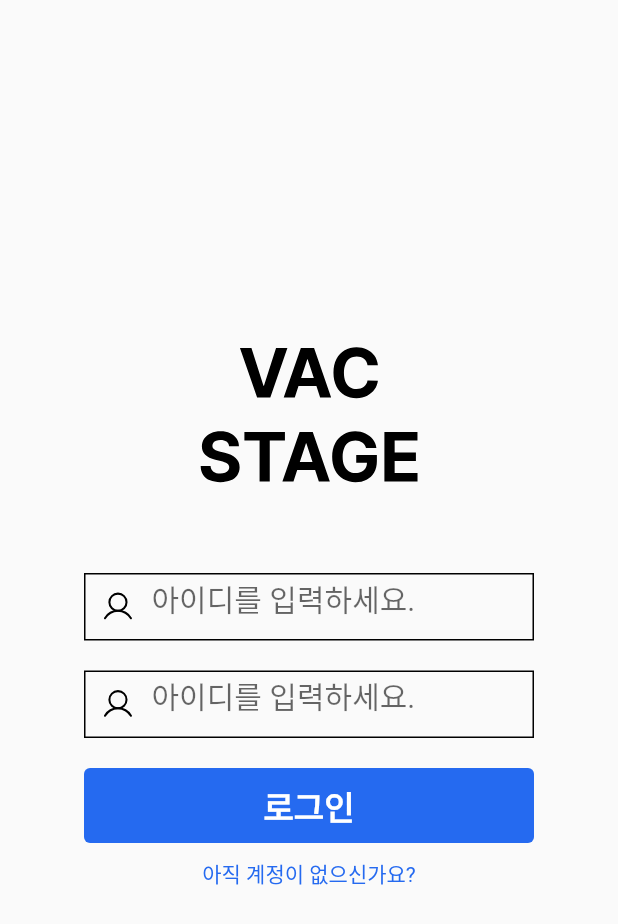
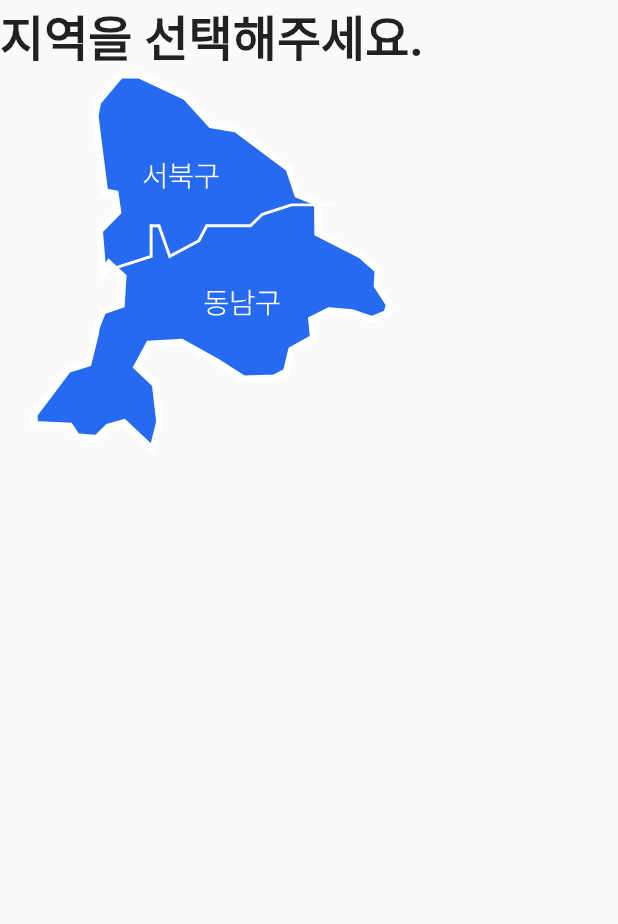
Before and after one commit to qhahd78/VacStage_Native, a Flutter app: the screen it shows after launch, after a tap on "로그인", on a phone screen of 412 x 824 dp. Shown: the top 924 px of the screen. Run offline on Flutter 3.47's test engine with Material 2 defaults, Android fonts, the phone set to English and light mode, and no system bars; our stand-ins replace flutter_svg; Roboto replaces fonts that are missing (Pretendard).

Commit message:
[Feat] :: Login Page finished

```diff
--- a/vacstage_flutter/lib/common/button.dart
+++ b/vacstage_flutter/lib/common/button.dart
@@ -1,6 +1,10 @@
 import 'package:flutter/material.dart';
 
 class Button extends StatefulWidget {
+  Button({@required this.route, @required this.text});
+
+  final route;
+  final text;
   @override
   _ButtonState createState() => _ButtonState();
 }
@@ -13,9 +17,15 @@ class _ButtonState extends State<Button> {
         width: 300,
         height: 50,
         child: TextButton(
-          onPressed: () {},
-          child: Text("로그인",
-            style: TextStyle(fontSize: 22.0, fontFamily: 'Pretendard', fontWeight: FontWeight.w700),
+          onPressed: () {
+            Navigator.pushNamed(context, widget.route);
+          },
+          child: Text(
+            widget.text,
+            style: TextStyle(
+                fontSize: 22.0,
+                fontFamily: 'Pretendard',
+                fontWeight: FontWeight.w700),
           ),
           style: TextButton.styleFrom(
             primary: Colors.white,
--- a/vacstage_flutter/lib/common/input.dart
+++ b/vacstage_flutter/lib/common/input.dart
@@ -2,14 +2,26 @@ import 'package:flutter/material.dart';
 import 'package:flutter_svg/flutter_svg.dart';
 
 class Input extends StatefulWidget {
-  Input({@required this.text});
+  // parameter (input placeholder, icon)전달
+  Input({@required this.text, @required this.pic, @required this.type});
+  final text;
+  final pic;
+  final type;
 
-  final text;
   @override
   _InputState createState() => _InputState();
 }
 
 class _InputState extends State<Input> {
+  // 컨트롤러 생성
+  final inputController = TextEditingController();
+
+  // 위젯이 사라질 때 controller 도 dispose
+  @override
+  void dispose() {
+    inputController.dispose();
+  }
+
   @override
   Widget build(BuildContext context) {
     return Container(
@@ -28,18 +40,23 @@ class _InputState extends State<Input> {
           children: [
             // icon
             Container(
-            child: SvgPicture.asset('assets/images/Id.svg'),
+              child: SvgPicture.asset(widget.pic),
             ),
             // input box
             Container(
                 width: 250,
                 padding: EdgeInsets.only(left: 10.0),
                 child: TextField(
+                  controller: inputController,
+                  obscureText: widget.type,
+                  onChanged: (text) {
+                    print(text);
+                  },
                   style: TextStyle(
                     fontSize: 20.0,
                   ),
                   decoration: InputDecoration(
-                hintText: '아이디를 입력하세요.',
+                    hintText: widget.text,
                     border: InputBorder.none,
                   ),
                 )
--- a/vacstage_flutter/lib/layouts/login.dart
+++ b/vacstage_flutter/lib/layouts/login.dart
@@ -1,6 +1,5 @@
 import 'package:flutter/material.dart';
 import 'package:flutter_svg/flutter_svg.dart';
-import 'package:vacstage_flutter/common/button.dart';
 import '../common/input.dart';
 import '../common/button.dart';
 
@@ -22,13 +21,13 @@ class Login extends StatelessWidget {
                 margin: EdgeInsets.only(top: 50, bottom: 10),
                 child: Column(
                   children: [
-              Input(text:"a"),
-              Input(text:"a"),
+                    Input(text:"아이디를 입력하세요.", pic: 'assets/images/Id.svg', type: false),
+                    Input(text:"비밀번호를 입력하세요.", pic: 'assets/images/Pw.svg', type: true),
                   ],
                 )
               ),
               Container(
-          child: Button(),
+                child: Button(text: '로그인', route: '/select'),
               ),
               Container(
                 margin: EdgeInsets.only(top: 10),
--- /dev/null
+++ b/vacstage_flutter/lib/layouts/select.dart
@@ -0,0 +1,27 @@
+import 'package:flutter/material.dart';
+import 'package:flutter_svg/flutter_svg.dart';
+
+class Select extends StatelessWidget {
+
+  @override
+  Widget build(BuildContext context) {
+    return Scaffold(
+      resizeToAvoidBottomInset: false,
+      body: SafeArea(
+          child: Column(
+            // mainAxisAlignment: MainAxisAlignment.center,
+            children: <Widget>[
+              Container(
+                child: Text("지역을 선택해주세요.",
+                  style: TextStyle(fontWeight: FontWeight.w700, fontSize: 32.0)
+                ),
+              ),
+              Container (
+                  child: SvgPicture.asset('assets/images/Select.svg'),
+              )
+            ],
+          )
+      )
+    );
+  }
+}
--- a/vacstage_flutter/lib/main.dart
+++ b/vacstage_flutter/lib/main.dart
@@ -1,4 +1,5 @@
 import 'package:flutter/material.dart';
+import './selectPage.dart';
 import './loginPage.dart';
 
 void main() {
@@ -10,10 +11,14 @@ class MyApp extends StatelessWidget {
   @override
   Widget build(BuildContext context) {
     return MaterialApp(
-      home: LoginPage(),
       theme: ThemeData(
         fontFamily: 'Pretendard',
       ),
+      initialRoute: '/',
+      routes: {
+        '/' : (context) => LoginPage(),
+        '/select' : (context) => SelectPage(),
+      },
     );
   }
 }
--- /dev/null
+++ b/vacstage_flutter/lib/selectPage.dart
@@ -0,0 +1,11 @@
+import 'package:flutter/material.dart';
+import 'package:vacstage_flutter/layouts/select.dart';
+
+class SelectPage extends StatelessWidget {
+  @override
+  Widget build(BuildContext context) {
+    return Container(
+      child: Select(),
+    );
+  }
+}
--- a/vacstage_flutter/pubspec.yaml
+++ b/vacstage_flutter/pubspec.yaml
@@ -52,6 +52,7 @@ flutter:
     - assets/images/MainLogo.svg
     - assets/images/Id.svg
     - assets/images/Pw.svg
+    - assets/images/Select.svg
 
   # An image asset can refer to one or more resolution-specific "variants", see
   # https://flutter.dev/assets-and-images/#resolution-aware.
@@ -73,7 +74,7 @@ flutter:
           weight: 200
         - asset: assets/font/Pretendard-Regular.ttf
           weight: 400
-        - asset: assets/font/Pretendard-ExtraBold.ttf
+        - asset: assets/font/Pretendard-ExtraBold.otf
           weight: 700
   # For details regarding fonts from package dependencies,
   # see https://flutter.dev/custom-fonts/#from-packages
```
Also changed, not shown: vacstage_flutter/assets/images/Select.svg (added). Lines whose indentation alone changed are shown as unchanged.
